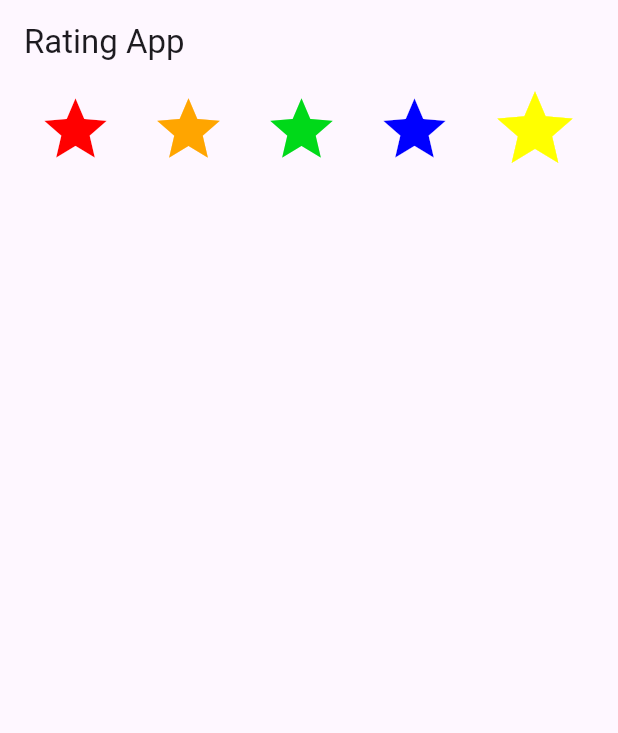
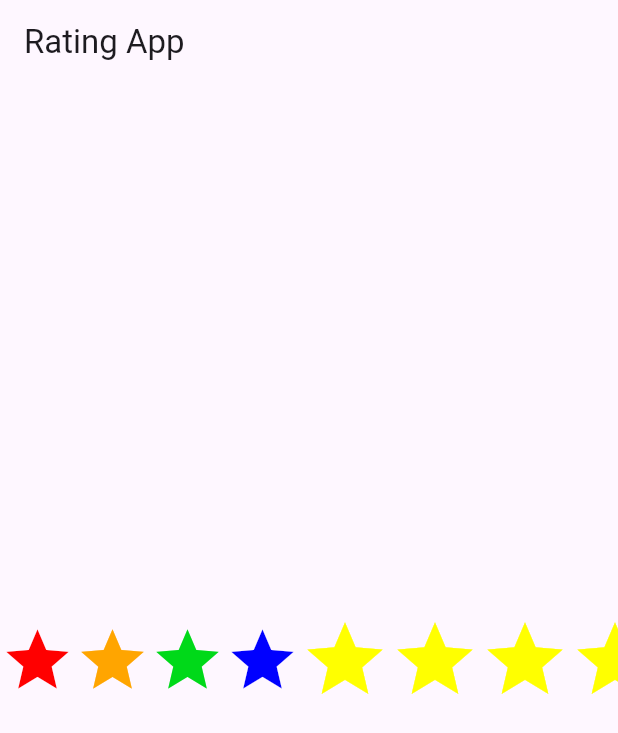
Before and after one commit to rafiwho/Moblie-Application-Design, a Flutter app: the screen it shows after launch, on a phone screen of 412 x 824 dp. Shown: the top 733 px of the screen. Run offline on Flutter 3.47's test engine with Material 3 defaults, Android fonts, the phone set to English and light mode, and no system bars.

Commit message:
remove overflow uisng single child scroll view

```diff
--- a/lib/main.dart
+++ b/lib/main.dart
@@ -43,8 +43,13 @@ class _MyHomePageState extends State<MyHomePage> {
       appBar: AppBar(
         title: Text(widget.title),
       ),
-      body: Row(
-  mainAxisAlignment: MainAxisAlignment.spaceEvenly,
+      body: Container(
+        height: double.infinity,
+        width: double.infinity,
+        child: SingleChildScrollView(
+          scrollDirection: Axis.horizontal,
+          child: Row(
+            mainAxisAlignment: MainAxisAlignment.center,
             children: [
               Icon(
                 Icons.star,
@@ -71,9 +76,65 @@ class _MyHomePageState extends State<MyHomePage> {
                 size: 60,
                 color: Color.fromARGB(255, 255, 255, 0),
               ),
+               Icon(
+                Icons.star,
+                size: 60,
+                color: Color.fromARGB(255, 255, 255, 0),
+              ),
+               Icon(
+                Icons.star,
+                size: 60,
+                color: Color.fromARGB(255, 255, 255, 0),
+              ),
+               Icon(
+                Icons.star,
+                size: 60,
+                color: Color.fromARGB(255, 255, 255, 0),
+              ),
+               Icon(
+                Icons.star,
+                size: 60,
+                color: Color.fromARGB(255, 255, 255, 0),
+              ),
+               Icon(
+                Icons.star,
+                size: 60,
+                color: Color.fromARGB(255, 255, 255, 0),
+              ),
+               Icon(
+                Icons.star,
+                size: 60,
+                color: Color.fromARGB(255, 255, 255, 0),
+              ),
+               Icon(
+                Icons.star,
+                size: 60,
+                color: Color.fromARGB(255, 255, 255, 0),
+              ),
+               Icon(
+                Icons.star,
+                size: 60,
+                color: Color.fromARGB(255, 255, 255, 0),
+              ),
+               Icon(
+                Icons.star,
+                size: 60,
+                color: Color.fromARGB(255, 255, 255, 0),
+              ),
+               Icon(
+                Icons.star,
+                size: 60,
+                color: Color.fromARGB(255, 255, 255, 0),
+              ),
+               Icon(
+                Icons.star,
+                size: 60,
+                color: Color.fromARGB(255, 255, 255, 0),
+              ),
             ],
-)
-,
+          ),
+        ),
+      ),
     );
   }
 }
```
Lines whose indentation alone changed are shown as unchanged.
